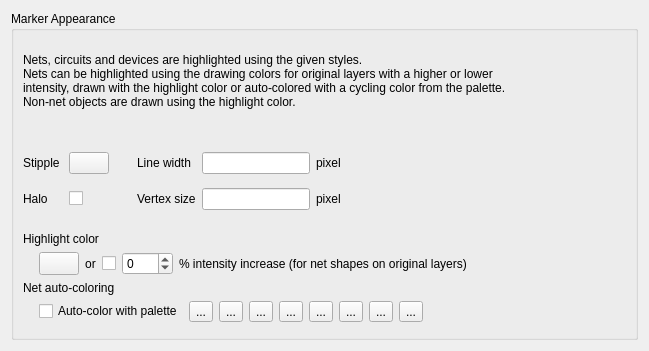
First picture: the form in src/layui/layui/NetlistBrowserConfigPage2.ui, repository KLayout/klayout, before the edit.
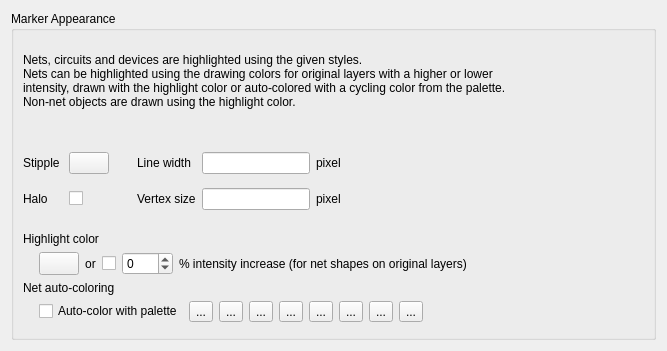
Second picture: the form after the edit. Custom widgets are drawn as their Qt base class.

```diff
--- a/src/layui/layui/NetlistBrowserConfigPage2.ui
+++ b/src/layui/layui/NetlistBrowserConfigPage2.ui
@@ -6,7 +6,7 @@
    <rect>
     <x>0</x>
     <y>0</y>
-    <width>649</width>
+    <width>667</width>
     <height>351</height>
    </rect>
   </property>
```
Left out of the diff: 18 changed lines with no effect on the pictures.
